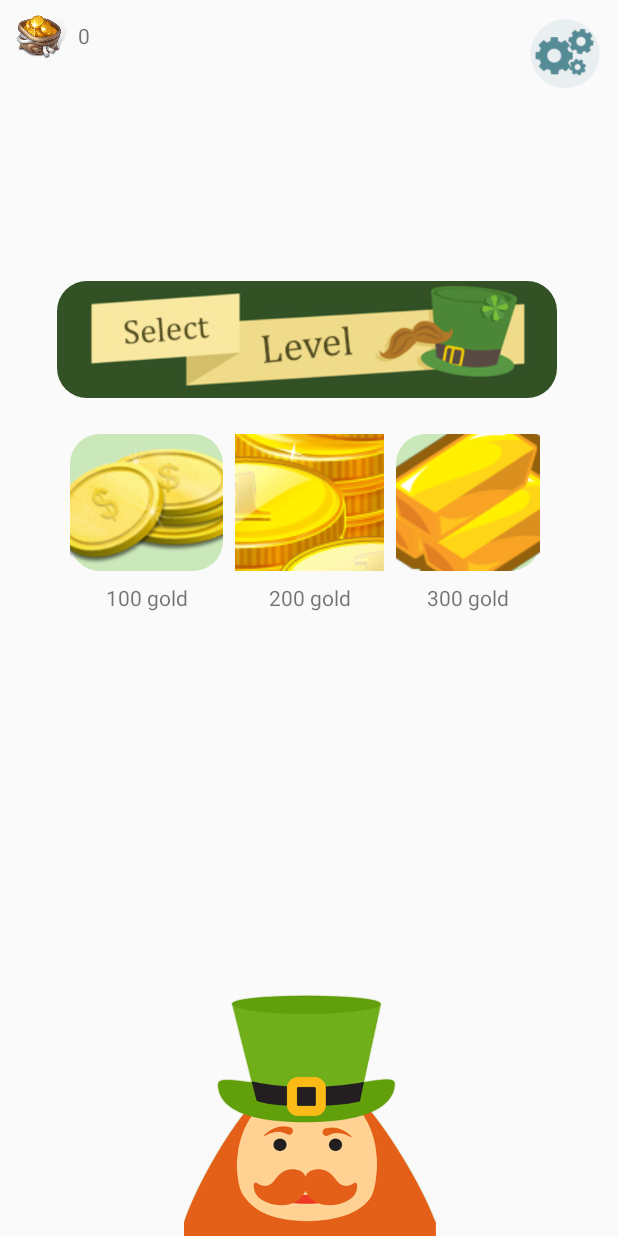
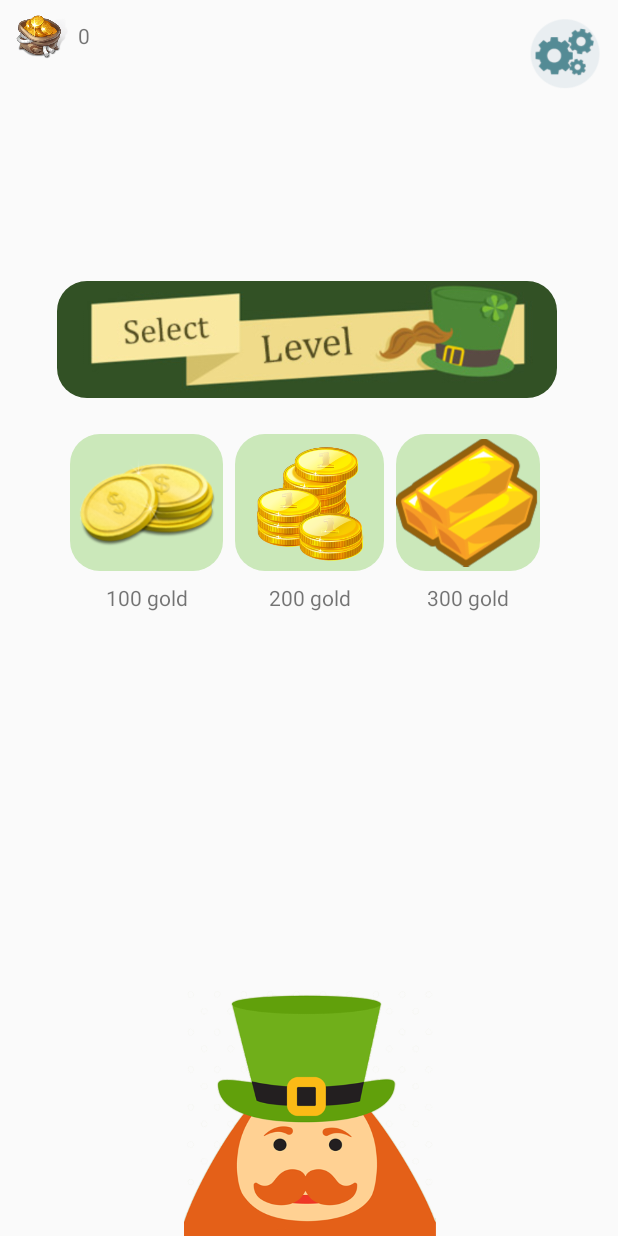
Before and after one commit to oriamd/TreasureHunt, an Android app: the screen it shows after launch (MainActivity), on a phone screen of 412 x 824 dp. Run offline under Robolectric (Android 15) with nearby library versions, the phone set to English and light mode, and no system bars; libraries missing offline, so code that uses them is left out: com.crashlytics.android, io.fabric.sdk; pictures from the network do not load; 1 statement that could not run was skipped.

Commit message:
fix size of btn

```diff
--- a/app/src/main/res/drawable/roundcorner.xml
+++ b/app/src/main/res/drawable/roundcorner.xml
@@ -2,4 +2,5 @@
 <shape xmlns:android="http://schemas.android.com/apk/res/android">
     <solid android:color="#cbe8ba" />
     <corners android:radius="20dp" />
+
 </shape>
--- a/app/src/main/res/layout/activity_main.xml
+++ b/app/src/main/res/layout/activity_main.xml
@@ -17,7 +17,9 @@
         app:layout_constraintRight_toLeftOf="@+id/imageButton2"
         android:layout_marginEnd="8dp"
         android:layout_marginRight="8dp"
-        app:layout_constraintTop_toTopOf="@+id/imageButton2" />
+        app:layout_constraintTop_toTopOf="@+id/imageButton2"
+        android:padding="0dp"
+        android:scaleType="fitCenter"/>
 
     <ImageButton
         android:layout_width="99dp"
@@ -36,7 +38,9 @@
         app:layout_constraintBottom_toBottomOf="parent"
         android:layout_marginBottom="16dp"
         app:layout_constraintVertical_bias="0.39"
-        android:onClick="startLvlTwo" />
+        android:onClick="startLvlTwo"
+        android:padding="0dp"
+        android:scaleType="fitCenter"/>/>
 
     <ImageButton
         android:layout_width="96dp"
@@ -48,7 +52,9 @@
         android:layout_marginStart="8dp"
         app:layout_constraintLeft_toRightOf="@+id/imageButton2"
         android:layout_marginLeft="8dp"
-        android:onClick="startLvlThree" />
+        android:onClick="startLvlThree"
+        android:padding="0dp"
+        android:scaleType="fitCenter"/>/>
 
     <TextView
         android:layout_width="wrap_content"
@@ -112,7 +118,8 @@
         android:layout_marginBottom="24dp"
         android:background="@drawable/roundgreen"
         android:padding="1dp"
-        app:layout_constraintHorizontal_bias="0.47" />
+        app:layout_constraintHorizontal_bias="0.47"
+        android:foregroundTint="@color/colorPrimary" />
 
     <ImageView
         android:layout_width="195dp"
--- a/app/src/main/res/values/colors.xml
+++ b/app/src/main/res/values/colors.xml
@@ -1,7 +1,7 @@
 <?xml version="1.0" encoding="utf-8"?>
 <resources>
-    <color name="colorPrimary">#62a547</color>
-    <color name="colorPrimaryDark">#24832f</color>
-    <color name="colorAccent">#3b84f2</color>
+    <color name="colorPrimary">#24832f</color>
+    <color name="colorPrimaryDark">#214a11</color>
+    <color name="colorAccent">#7bbd00</color>
 
 </resources>
```
Also changed, not shown: app/src/main/res/drawable/lock.png (added).
